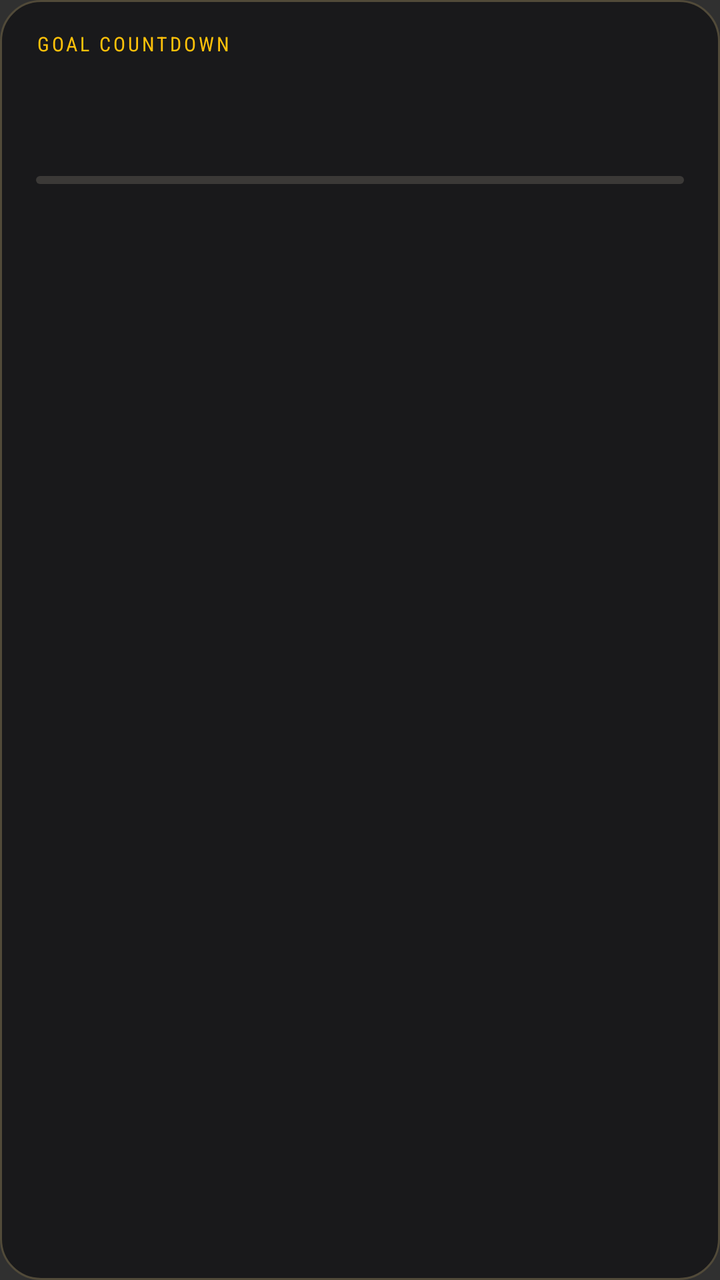
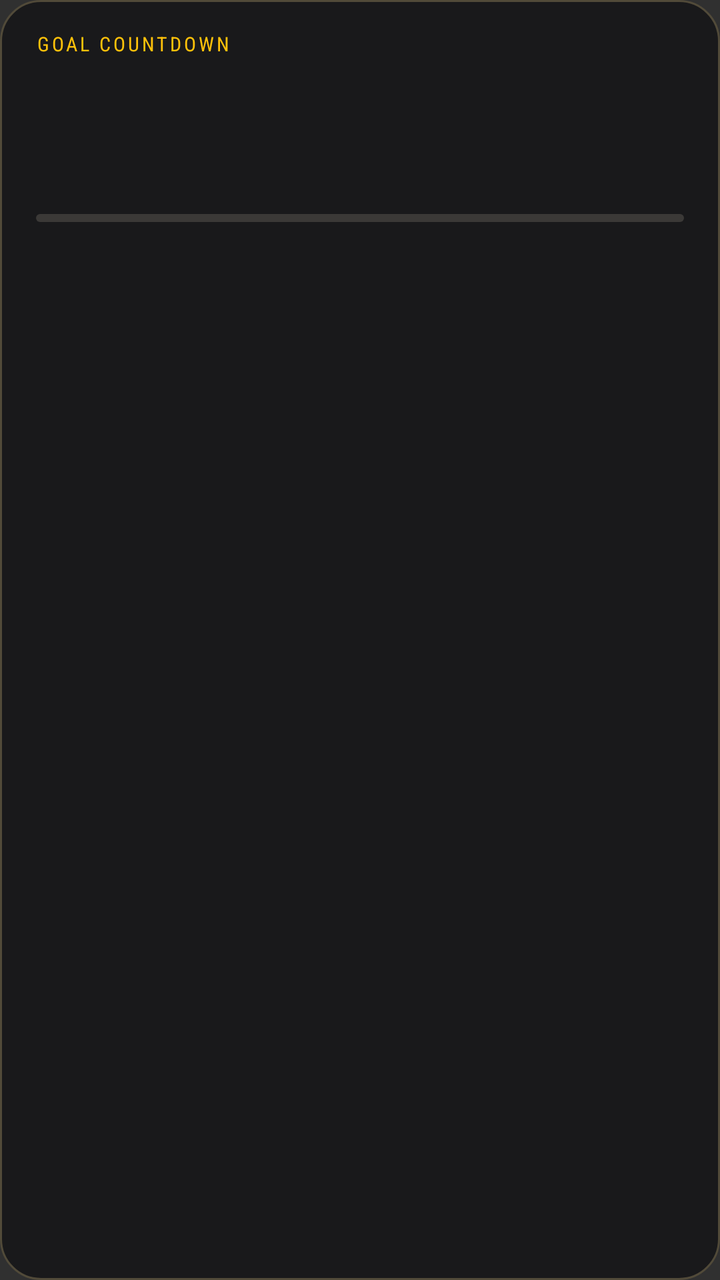

An Android layout rendered at two revisions. The XML below is the earlier revision; the diff shows what the commit changed to produce the second picture.
<!-- AndroidManifest.xml: application theme Theme.PaperClock -->
<!-- res/layout/widget_goal_countdown.xml -->
<RelativeLayout xmlns:android="http://schemas.android.com/apk/res/android"
    android:id="@+id/widget_goal_root"
    android:layout_width="match_parent"
    android:layout_height="match_parent"
    android:background="@drawable/widget_goal_background"
    android:clickable="true"
    android:paddingStart="18dp"
    android:paddingTop="15dp"
    android:paddingEnd="18dp"
    android:paddingBottom="13dp">

    <TextView
        android:id="@+id/widget_goal_label"
        android:layout_width="wrap_content"
        android:layout_height="wrap_content"
        android:text="@string/widget_goal_countdown"
        android:textAllCaps="true"
        android:textColor="#FFC20A"
        android:textSize="10sp"
        android:fontFamily="sans-serif-condensed"
        android:letterSpacing="0.13" />

    <TextView
        android:id="@+id/widget_goal_title"
        android:layout_width="match_parent"
        android:layout_height="wrap_content"
        android:layout_below="@id/widget_goal_label"
        android:layout_marginTop="3dp"
        android:ellipsize="end"
        android:maxLines="1"
        android:textColor="#F5F1E9"
        android:textSize="17sp"
        android:textStyle="bold"
        android:fontFamily="sans-serif-condensed" />

    <TextView
        android:id="@+id/widget_goal_days"
        android:layout_width="wrap_content"
        android:layout_height="wrap_content"
        android:layout_below="@id/widget_goal_title"
        android:layout_marginTop="6dp"
        android:textColor="#FFC20A"
        android:textSize="13sp"
        android:fontFamily="sans-serif-condensed" />

    <TextView
        android:id="@+id/widget_goal_target"
        android:layout_width="wrap_content"
        android:layout_height="wrap_content"
        android:layout_alignBaseline="@id/widget_goal_days"
        android:layout_toEndOf="@id/widget_goal_days"
        android:layout_marginStart="8dp"
        android:ellipsize="end"
        android:maxLines="1"
        android:textColor="#9E9A95"
        android:textSize="10sp"
        android:fontFamily="sans-serif-condensed" />

    <ProgressBar
        android:id="@+id/widget_goal_progress"
        style="?android:attr/progressBarStyleHorizontal"
        android:layout_width="match_parent"
        android:layout_height="4dp"
        android:layout_below="@id/widget_goal_days"
        android:layout_marginTop="10dp"
        android:indeterminate="false"
        android:max="100"
        android:progressDrawable="@drawable/widget_progress" />

    <TextView
        android:id="@+id/widget_goal_linked"
        android:layout_width="wrap_content"
        android:layout_height="wrap_content"
        android:layout_alignParentBottom="true"
        android:textColor="#C2BFBA"
        android:textSize="10sp"
        android:fontFamily="sans-serif-condensed"
        android:letterSpacing="0.06" />
</RelativeLayout>
<!-- resources referenced by this layout -->
<resources>
  <!-- drawable widget_goal_background (drawable) -->
  <shape xmlns:android="http://schemas.android.com/apk/res/android" android:shape="rectangle"><solid android:color="#19191B"/><corners android:radius="20dp"/><stroke android:width="1dp" android:color="#514A39"/></shape>
  <!-- drawable widget_progress (drawable) -->
  <layer-list xmlns:android="http://schemas.android.com/apk/res/android">
      <item android:id="@android:id/background"><shape android:shape="rectangle"><solid android:color="#3B3937"/><corners android:radius="2dp"/></shape></item>
      <item android:id="@android:id/progress"><clip><shape android:shape="rectangle"><solid android:color="#FFC20A"/><corners android:radius="2dp"/></shape></clip></item>
  </layer-list>
  <string name="widget_goal_countdown">Goal countdown</string>
  <style name="Theme.PaperClock" parent="android:style/Theme.Material.NoActionBar"><item name="android:fontFamily">sans</item><item name="android:colorAccent">#F2B90C</item><item name="android:navigationBarColor">#0B0B0C</item><item name="android:statusBarColor">#0B0B0C</item><item name="android:windowLightStatusBar">false</item></style>
</resources>

<!-- the commit's change to res/layout/widget_goal_countdown.xml (unified diff, before → after) -->
@@ -29,7 +29,7 @@
         android:ellipsize="end"
         android:maxLines="1"
         android:textColor="#F5F1E9"
-        android:textSize="17sp"
+        android:textSize="20sp"
         android:textStyle="bold"
         android:fontFamily="sans-serif-condensed" />
 
@@ -45,14 +45,13 @@
 
     <TextView
         android:id="@+id/widget_goal_target"
-        android:layout_width="wrap_content"
+        android:layout_width="match_parent"
         android:layout_height="wrap_content"
-        android:layout_alignBaseline="@id/widget_goal_days"
-        android:layout_toEndOf="@id/widget_goal_days"
-        android:layout_marginStart="8dp"
+        android:layout_below="@id/widget_goal_days"
+        android:layout_marginTop="3dp"
         android:ellipsize="end"
         android:maxLines="1"
-        android:textColor="#9E9A95"
+        android:textColor="#C2BFBA"
         android:textSize="10sp"
         android:fontFamily="sans-serif-condensed" />
 
@@ -61,8 +60,8 @@
         style="?android:attr/progressBarStyleHorizontal"
         android:layout_width="match_parent"
         android:layout_height="4dp"
-        android:layout_below="@id/widget_goal_days"
-        android:layout_marginTop="10dp"
+        android:layout_below="@id/widget_goal_target"
+        android:layout_marginTop="8dp"
         android:indeterminate="false"
         android:max="100"
         android:progressDrawable="@drawable/widget_progress" />
